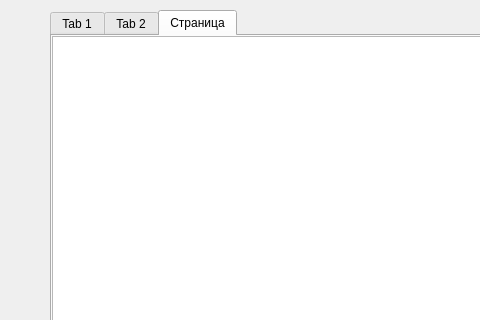
First picture: the form in app/TourismApp/adminwindow.ui, repository NousNous111/tourism_app, before the edit; both pictures show x 0 to 480 and y 0 to 320 of the 774 by 446 pixel window.
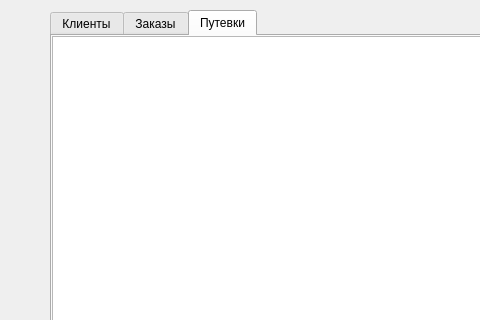
Second picture: the form after the edit.

```diff
--- a/app/TourismApp/adminwindow.ui
+++ b/app/TourismApp/adminwindow.ui
@@ -40,7 +40,7 @@
    </property>
    <widget class="QWidget" name="Clients">
     <attribute name="title">
-     <string>Tab 1</string>
+     <string>Клиенты</string>
     </attribute>
     <widget class="QTableView" name="clientsTableView">
      <property name="geometry">
@@ -55,7 +55,7 @@
    </widget>
    <widget class="QWidget" name="Orders">
     <attribute name="title">
-     <string>Tab 2</string>
+     <string>Заказы</string>
     </attribute>
     <widget class="QTableView" name="ordersTableView">
      <property name="geometry">
@@ -70,7 +70,7 @@
    </widget>
    <widget class="QWidget" name="tab">
     <attribute name="title">
-     <string>Страница</string>
+     <string>Путевки</string>
     </attribute>
     <widget class="QTableView" name="packagesTableView">
      <property name="geometry">
```
